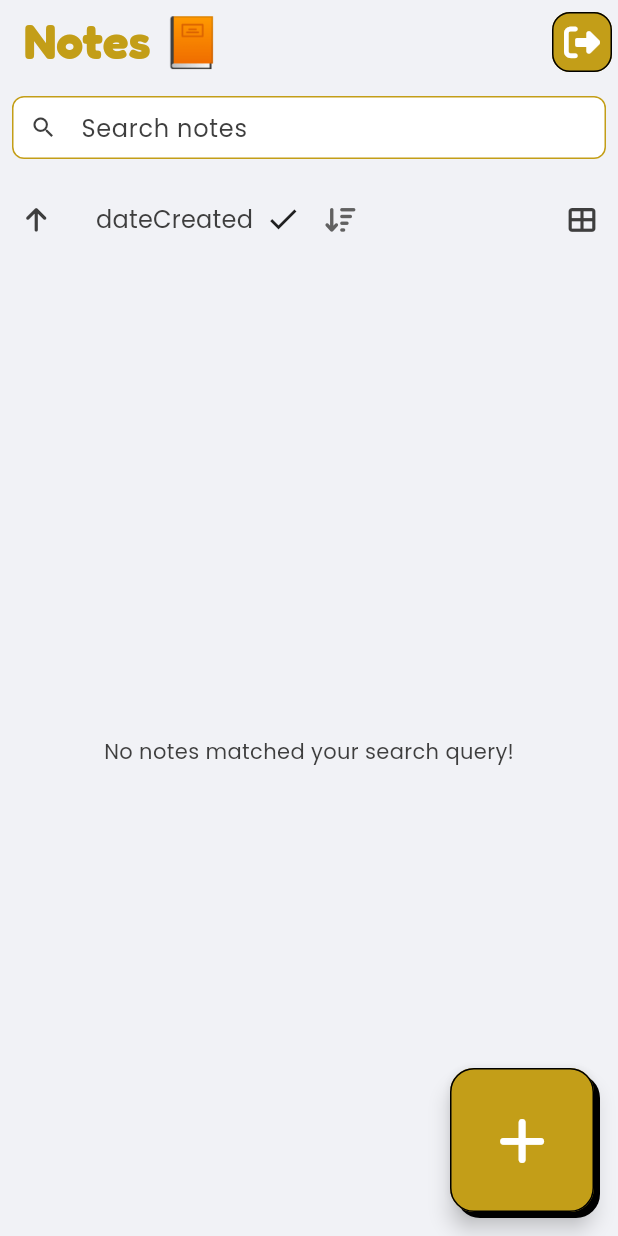
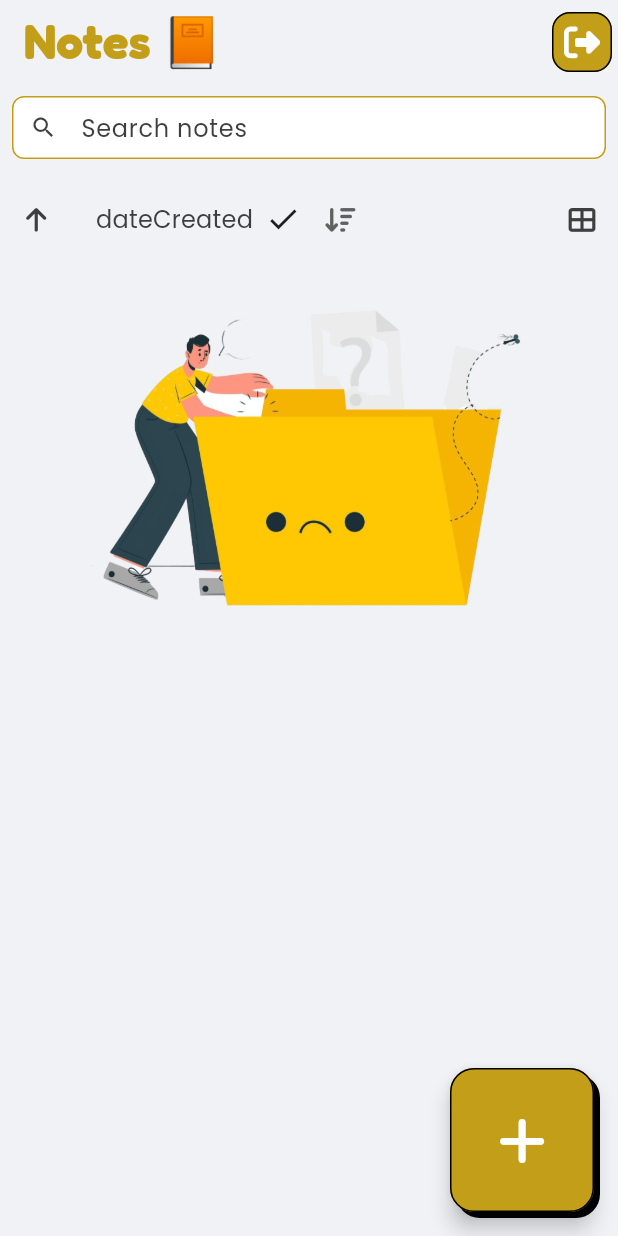
Before and after one commit to PrinceAsare22/notes_app, a Flutter app: the screen it shows once a user with an empty profile is signed in, on a phone screen of 412 x 824 dp. Run offline on Flutter 3.47's test engine with Material 3 defaults, Android fonts, the phone set to English and light mode, and no system bars; our stand-ins replace cloud_firestore, firebase_auth, firebase_core, font_awesome_flutter; missing offline and left inert: flutter_quill; accounts and stored records are empty.

Commit message:
made some updates

```diff
--- a/lib/components/notes/no_notes.dart
+++ b/lib/components/notes/no_notes.dart
@@ -1,4 +1,6 @@
 import 'package:flutter/material.dart';
+import 'package:notes_app/change_notifiers/notes_provider.dart';
+import 'package:provider/provider.dart';
 
 class NoNote extends StatelessWidget {
   const NoNote({
@@ -7,10 +9,17 @@ class NoNote extends StatelessWidget {
 
   @override
   Widget build(BuildContext context) {
+    final filteredNotes = context.watch<NotesProvider>().notes;
     return SingleChildScrollView(
       child: Column(
         mainAxisAlignment: MainAxisAlignment.center,
         children: [
+          if (filteredNotes.isEmpty) ...{
+            Image.asset(
+              'assets/images/freepik__background__60557.png',
+              width: MediaQuery.sizeOf(context).width * 0.95,
+            )
+          } else ...{
             Image.asset(
               'assets/images/freepik__background__60557.png',
               width: MediaQuery.sizeOf(context).width * 0.95,
@@ -23,6 +32,7 @@ class NoNote extends StatelessWidget {
                 fontWeight: FontWeight.bold,
               ),
             ),
+          }
         ],
       ),
     );
--- a/lib/main_page.dart
+++ b/lib/main_page.dart
@@ -7,6 +7,7 @@ import 'package:notes_app/components/buttons/floating_action_button.dart';
 import 'package:notes_app/components/buttons/icon_button_outlined.dart';
 import 'package:notes_app/components/dialog/dialogs.dart';
 import 'package:notes_app/components/my_search_field.dart';
+import 'package:notes_app/components/notes/no_notes.dart';
 import 'package:notes_app/components/notes/notes_grid.dart';
 import 'package:notes_app/components/notes/notes_list.dart';
 import 'package:notes_app/components/view_options.dart';
@@ -104,9 +105,7 @@ class _MainPageState extends State<MainPage> {
                   final isGrid = context.watch<NotesProvider>().isGrid;
 
                   if (filteredNotes.isEmpty) {
-                    return Center(
-                        child:
-                            const Text("No notes matched your search query!"));
+                    return NoNote();
                   }
 
                   return Padding(
```
Lines whose indentation alone changed are shown as unchanged.
